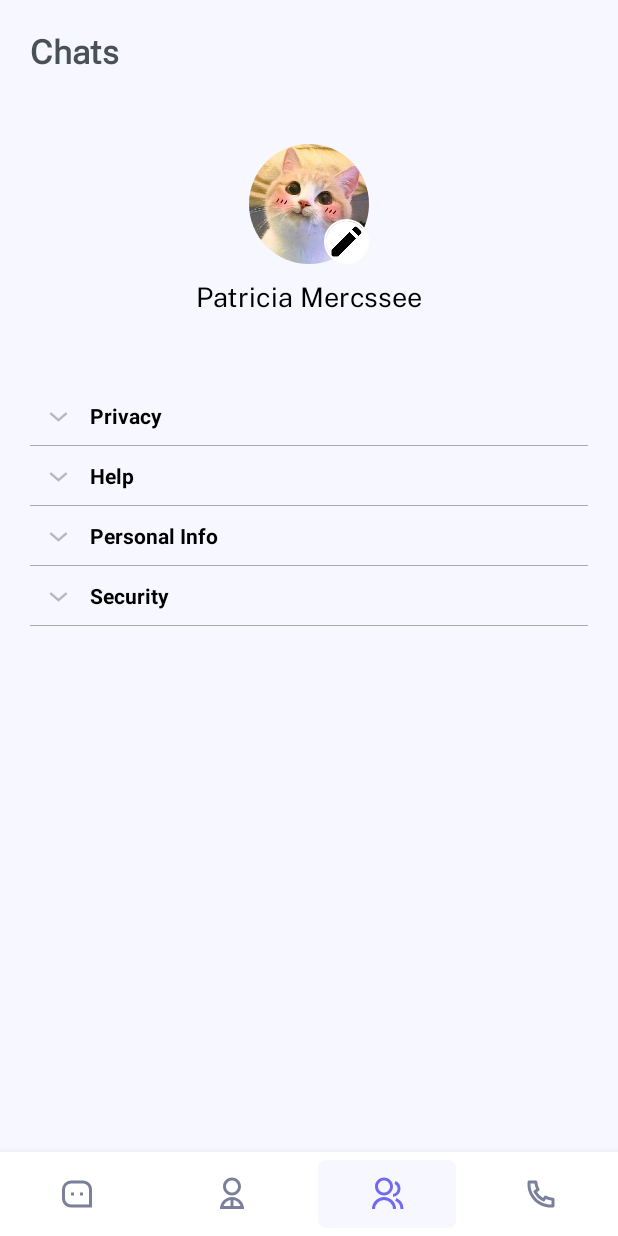
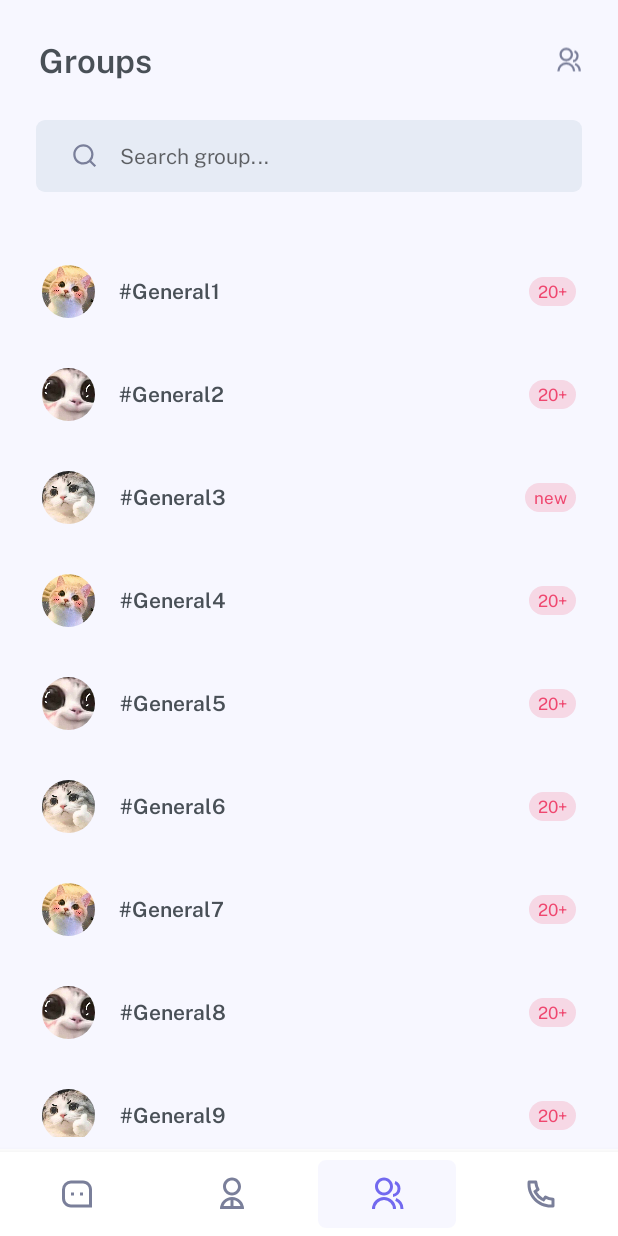
Before and after one commit to manhtuong210902/ChatApp_Android17, an Android app: the MainActivity screen opened directly, with no data from a screen before it, item 3 of the bottom bar chosen, on a phone screen of 412 x 824 dp. Run offline under Robolectric (Android 15) with nearby library versions, the phone set to English and light mode, and no system bars; our stand-ins replace CircleImageView, Picasso.

Commit message:
Done nav bottom https://mtuong669.atlassian.net/browse/A2G-8

```diff
--- a/app/src/main/AndroidManifest.xml
+++ b/app/src/main/AndroidManifest.xml
@@ -17,7 +17,7 @@
             android:name=".AddGroupActivity"
             android:exported="false" />
         <activity
-            android:name=".GroupActivity"
+            android:name=".GroupFragment"
             android:exported="false" />
         <activity
             android:name=".RegisterActivity"
@@ -31,7 +31,6 @@
         <activity
             android:name=".SplashActivity"
             android:exported="true">
-
             <intent-filter>
                 <action android:name="android.intent.action.MAIN" />
 
--- a/app/src/main/java/com/example/chatapp/GroupActivity.java
+++ b/app/src/main/java/com/example/chatapp/GroupFragment.java
@@ -1,28 +1,31 @@
 package com.example.chatapp;
 
+import androidx.fragment.app.Fragment;
 import androidx.recyclerview.widget.GridLayoutManager;
 import androidx.recyclerview.widget.RecyclerView;
 
-import android.app.Activity;
 import android.content.Intent;
 import android.os.Bundle;
+import android.view.LayoutInflater;
 import android.view.View;
+import android.view.ViewGroup;
 import android.widget.ImageView;
+import android.widget.LinearLayout;
 
 import java.util.ArrayList;
 import java.util.List;
 
-public class GroupActivity extends Activity {
+public class GroupFragment extends Fragment {
+    private LinearLayout llGroups;
     private RecyclerView recyclerView_GroupList;
     private List<GroupData> GroupsData = new ArrayList<>();
     private GroupsAdapter groupsAdapter;
     private ImageView imageView_btnGroup;
 
     @Override
-    protected void onCreate(Bundle savedInstanceState) {
-        super.onCreate(savedInstanceState);
-        setContentView(R.layout.activity_group);
-        imageView_btnGroup= findViewById(R.id.imageView_btnGroup);
+    public View onCreateView(LayoutInflater inflater, ViewGroup container, Bundle savedInstanceState) {
+        llGroups = (LinearLayout) inflater.inflate(R.layout.fragment_group, container, false);
+        imageView_btnGroup= llGroups.findViewById(R.id.imageView_btnGroup);
 
 //        recyclerView_GroupList = findViewById(R.id.recyclerView_GroupList);
         GroupsData.add( new GroupData("1","#General1",R.drawable.cute1,"20+"));
@@ -36,21 +39,21 @@ public class GroupActivity extends Activity {
         GroupsData.add( new GroupData("9","#General9",R.drawable.cute3,"20+"));
         GroupsData.add( new GroupData("10","#General10",R.drawable.cute1,"20+"));
 
-        groupsAdapter = new GroupsAdapter(GroupActivity.this, GroupsData);
-        recyclerView_GroupList = findViewById(R.id.recyclerView_GroupList);
+        groupsAdapter = new GroupsAdapter(getContext(), GroupsData);
+        recyclerView_GroupList = llGroups.findViewById(R.id.recyclerView_GroupList);
         recyclerView_GroupList.setHasFixedSize(true);
-        recyclerView_GroupList.setLayoutManager(new GridLayoutManager(GroupActivity.this,1));
-        groupsAdapter = new GroupsAdapter(GroupActivity.this, GroupsData);
+        recyclerView_GroupList.setLayoutManager(new GridLayoutManager(getContext(),1));
+        groupsAdapter = new GroupsAdapter(getContext(), GroupsData);
         recyclerView_GroupList.setAdapter(groupsAdapter);
 
         imageView_btnGroup.setOnClickListener(new View.OnClickListener() {
             @Override
             public void onClick(View view) {
-                Intent intent = new Intent(GroupActivity.this, AddGroupActivity.class);
+                Intent intent = new Intent(getContext(), AddGroupActivity.class);
                 startActivity(intent);
             }
         });
-
+        return llGroups;
     }
 
 }
--- a/app/src/main/java/com/example/chatapp/MainActivity.java
+++ b/app/src/main/java/com/example/chatapp/MainActivity.java
@@ -28,6 +28,7 @@ public class MainActivity extends FragmentActivity {
                     replaceFragment(new ProfileFragment());
                     break;
                 case (R.id.groups):
+                    replaceFragment(new GroupFragment());
                     break;
                 case (R.id.calls):
                     replaceFragment(new CallHistoryFragment());
--- a/app/src/main/res/layout/activity_main.xml
+++ b/app/src/main/res/layout/activity_main.xml
@@ -1,30 +1,26 @@
 <?xml version="1.0" encoding="utf-8"?>
-<androidx.constraintlayout.widget.ConstraintLayout xmlns:android="http://schemas.android.com/apk/res/android"
+<RelativeLayout xmlns:android="http://schemas.android.com/apk/res/android"
     xmlns:app="http://schemas.android.com/apk/res-auto"
     xmlns:tools="http://schemas.android.com/tools"
     android:layout_width="match_parent"
     android:layout_height="match_parent"
     tools:context=".MainActivity">
+
     <FrameLayout
+        android:id="@+id/flTabContent"
         android:layout_width="match_parent"
         android:layout_height="match_parent"
-        app:layout_constraintEnd_toEndOf="parent"
-        app:layout_constraintStart_toStartOf="parent"
-        app:layout_constraintTop_toTopOf="parent"
-        app:layout_constraintBottom_toTopOf="@id/bottomNavigationView"
-        android:id="@+id/flTabContent"/>
+        android:layout_alignParentTop="true"
+        android:layout_marginBottom="58dp" />
 
     <com.google.android.material.bottomnavigation.BottomNavigationView
         android:id="@+id/bottomNavigationView"
         android:layout_width="match_parent"
         android:layout_height="wrap_content"
-        app:layout_constraintBottom_toBottomOf="parent"
-        app:layout_constraintEnd_toEndOf="parent"
-        app:layout_constraintStart_toStartOf="parent"
-        app:menu="@menu/bottom_nav_menu"
+        android:layout_alignParentBottom="true"
+        app:itemBackground="@drawable/custom_background_bottom_nav"
         app:itemIconTint="@color/custom_color_bottom_nav"
-        app:itemBackground="@drawable/custom_background_bottom_nav"
         app:labelVisibilityMode="unlabeled"
-        />
+        app:menu="@menu/bottom_nav_menu" />
 
-</androidx.constraintlayout.widget.ConstraintLayout>
+</RelativeLayout>
--- a/app/src/main/res/layout/activity_group.xml
+++ b/app/src/main/res/layout/fragment_group.xml
@@ -5,8 +5,9 @@
     android:layout_width="match_parent"
     android:layout_height="match_parent"
     android:orientation="vertical"
-    tools:context=".GroupActivity"
+    tools:context=".GroupFragment"
     android:background="@color/primary_background"
+    android:id="@+id/llGroups"
     >
 
     <LinearLayout
```
